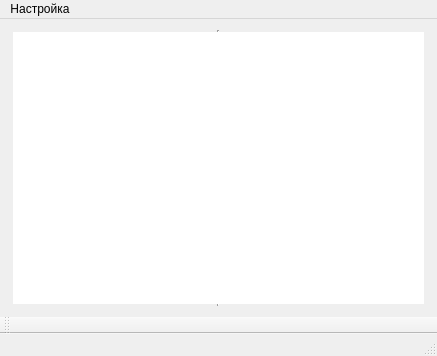
The window that dip/podsystem/podsystem/mainwindow.ui (DmitriyG/Diplom) describes before a commit, drawn with Qt 5.
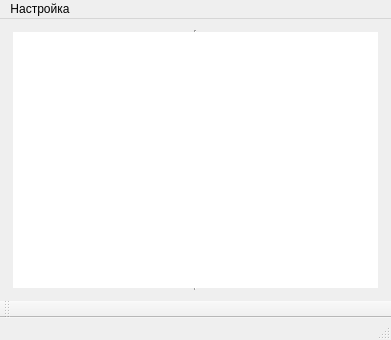
The same window after the commit.

```diff
--- a/dip/podsystem/podsystem/mainwindow.ui
+++ b/dip/podsystem/podsystem/mainwindow.ui
@@ -6,8 +6,8 @@
    <rect>
     <x>0</x>
     <y>0</y>
-    <width>437</width>
-    <height>356</height>
+    <width>391</width>
+    <height>340</height>
    </rect>
   </property>
   <property name="sizePolicy">
@@ -69,8 +69,8 @@
     <rect>
      <x>0</x>
      <y>0</y>
-     <width>437</width>
-     <height>20</height>
+     <width>391</width>
+     <height>21</height>
     </rect>
    </property>
    <widget class="QMenu" name="menuFile">
```
